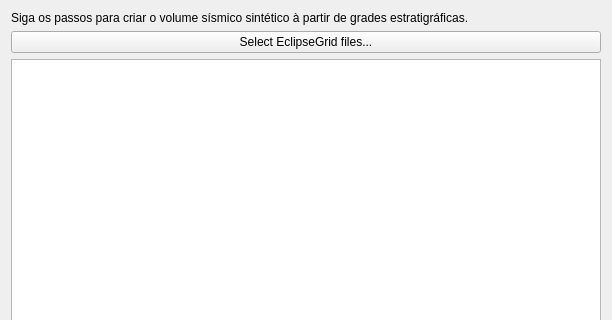
This is console/FileSelectionPage.ui in feliperails/syntheticseis as Qt 5 draws it before an edit; both pictures show x 0 to 612 and y 0 to 320 of the 612 by 649 pixel window. The edited form follows.
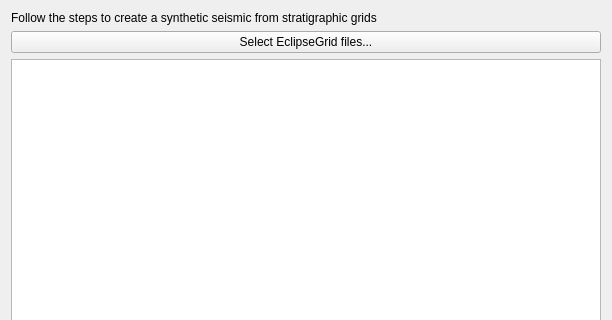
This is the edited form.

Commit message: Created interface to load and save the impedance dictionary

```diff
--- a/console/FileSelectionPage.ui
+++ b/console/FileSelectionPage.ui
@@ -38,7 +38,7 @@
       </sizepolicy>
      </property>
      <property name="text">
-      <string>Siga os passos para criar o volume sísmico sintético à partir de grades estratigráficas.</string>
+      <string>Follow the steps to create a synthetic seismic from stratigraphic grids</string>
      </property>
     </widget>
    </item>
```
The commit also changes 6 other files.
